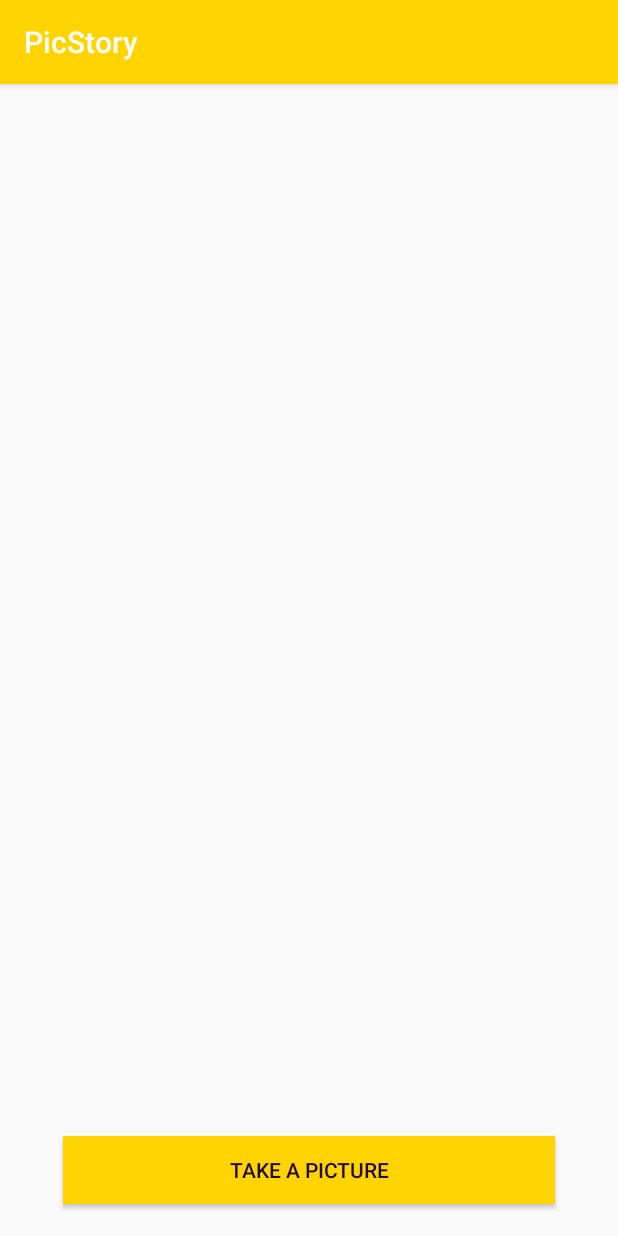
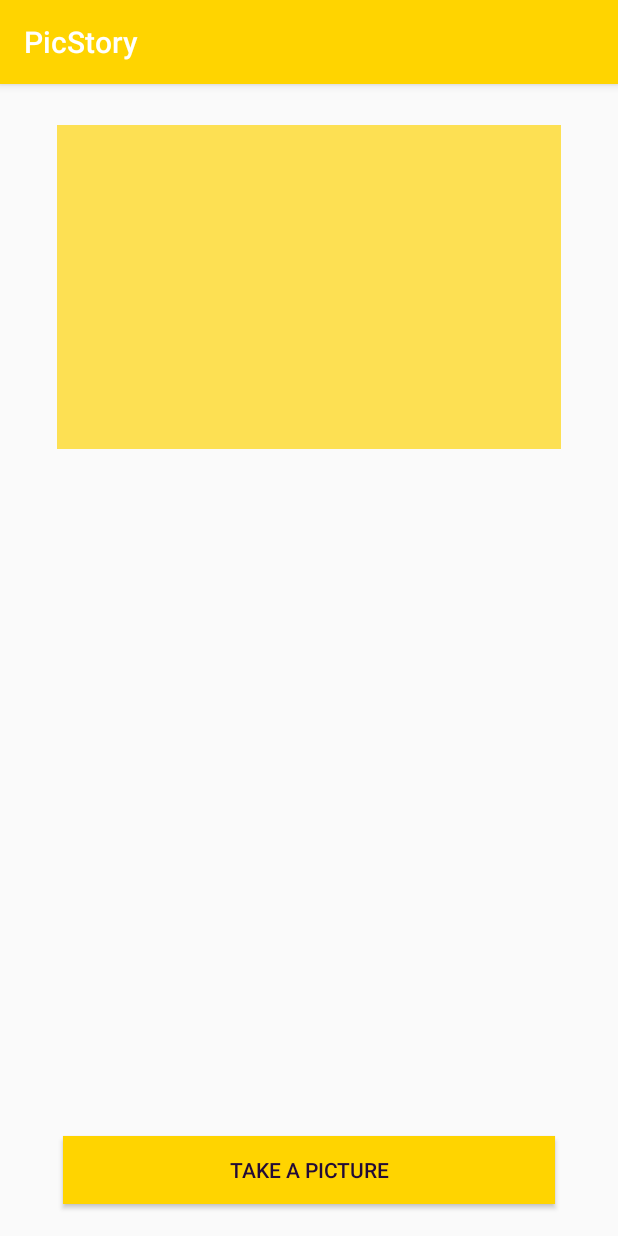
Before and after one commit to deephack18/picstory-android, an Android app: the HistoricalPictureFoundActivity screen opened directly, with no data from a screen before it, on a phone screen of 412 x 824 dp. Run offline under Robolectric (Android 15) with nearby library versions, the light colour scheme and no system bars; 3 statements that could not run were skipped.

Commit message:
again changes

```diff
--- a/app/src/main/res/layout/activity_historical_picture_found.xml
+++ b/app/src/main/res/layout/activity_historical_picture_found.xml
@@ -14,6 +14,7 @@
         android:layout_gravity="center"
         android:layout_marginTop="27dp"
         android:layout_weight="1"
+        android:background="#aaffd400"
         android:src="@drawable/ic_launcher_foreground" />
 
     <ProgressBar
```
